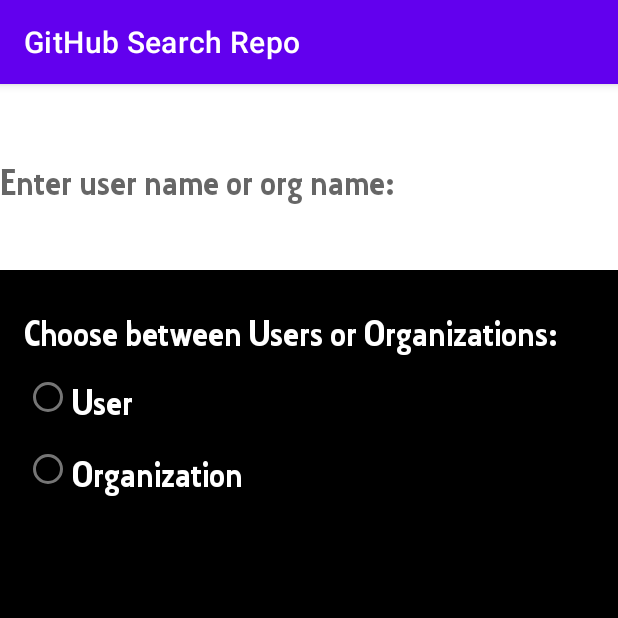
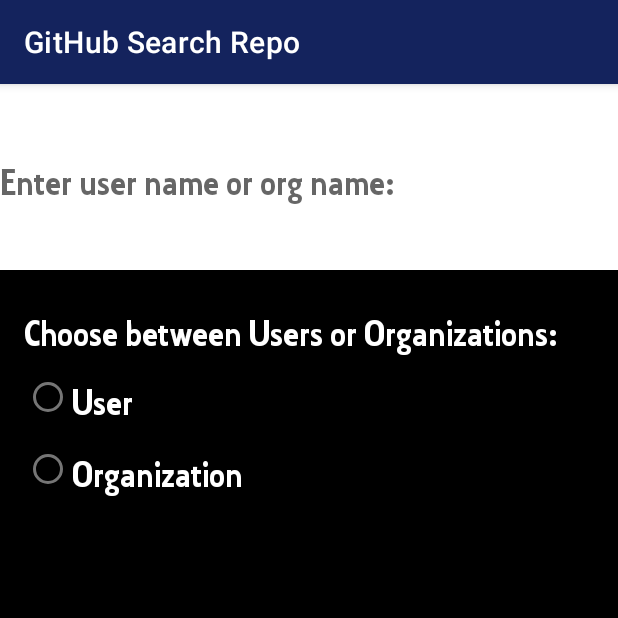
Before and after one commit to mavinii/GithubRepoApp, an Android app: the screen it shows after launch (MainActivity), on a phone screen of 412 x 824 dp, the top half of it. Run offline under Robolectric (Android 15) with nearby library versions, the phone set to English and light mode, and no system bars.

Commit message:
small changes;

```diff
--- a/app/src/main/res/values/colors.xml
+++ b/app/src/main/res/values/colors.xml
@@ -9,4 +9,9 @@
     <color name="white">#FFFFFFFF</color>
     <color name="blue">#304FFE</color>
     <color name="gray">#686868</color>
+
+    <color name="main_color">#14235D</color>
+    <color name="background_gray">#FBFBFD</color>
+    <color name="card_gray">#F1F1F1</color>
+    <color name="card_title">#1D1D1F</color>
 </resources>
--- a/app/src/main/res/values/themes.xml
+++ b/app/src/main/res/values/themes.xml
@@ -2,7 +2,7 @@
     <!-- Base application theme. -->
     <style name="Theme.GithubRepoApp" parent="Theme.MaterialComponents.DayNight.DarkActionBar">
         <!-- Primary brand color. -->
-        <item name="colorPrimary">@color/purple_500</item>
+        <item name="colorPrimary">@color/main_color</item>
         <item name="colorPrimaryVariant">@color/purple_700</item>
         <item name="colorOnPrimary">@color/white</item>
         <!-- Secondary brand color. -->
@@ -12,6 +12,7 @@
         <!-- Status bar color. -->
         <item name="android:statusBarColor" tools:targetApi="l">?attr/colorPrimaryVariant</item>
         <!-- Customize your theme here. -->
+
     </style>
     <style name="RoundCorner">
             <item name="cornerSize">50%</item>
```
